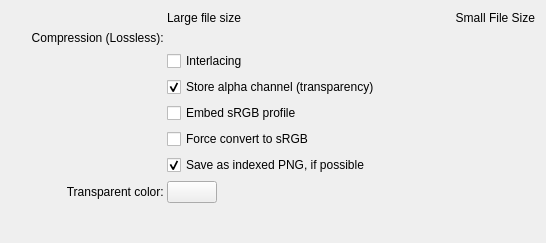
The window that plugins/impex/png/kis_wdg_options_png.ui (KDE/krita) describes before a commit, drawn with Qt 5.
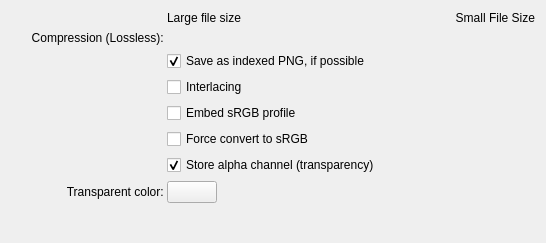
The same window after the commit. Custom widgets are drawn as their Qt base class.

Commit message:
PNG Export: Don't leave the alpha channel checkbox checked if it's disabled, and move the checkbox next to the transparency fill color widget.
Leaving it checked would force the creation of a PNG image with an alpha channel, even though the image has no transparency.

BUG:382354

```diff
--- a/plugins/impex/png/kis_wdg_options_png.ui
+++ b/plugins/impex/png/kis_wdg_options_png.ui
@@ -105,23 +105,6 @@
       </widget>
      </item>
      <item row="4" column="1">
-      <widget class="QCheckBox" name="alpha">
-       <property name="toolTip">
-        <string>Disable to get smaller files if your image has no transparency</string>
-       </property>
-       <property name="whatsThis">
-        <string>&lt;p&gt;The Portable Network Graphics (PNG) file format allows transparency in your image to be stored by saving an alpha channel.
-You can uncheck the box if you are not using transparency and you want to make the resulting file smaller .&lt;br&gt;Always saving the alpha channel is recommended.&lt;/p&gt;</string>
-       </property>
-       <property name="text">
-        <string>Store alpha channel (transparency)</string>
-       </property>
-       <property name="checked">
-        <bool>true</bool>
-       </property>
-      </widget>
-     </item>
-     <item row="3" column="1">
       <widget class="QCheckBox" name="interlacing">
        <property name="toolTip">
         <string>Use interlacing when publishing on the Internet.</string>
@@ -135,7 +118,7 @@
        </property>
       </widget>
      </item>
-     <item row="7" column="1">
+     <item row="3" column="1">
       <widget class="QCheckBox" name="tryToSaveAsIndexed">
        <property name="toolTip">
         <string>Indexed PNG images are smaller. If you enabled this option, your image will be analyzed to see whether it is possible to save as an indexed PNG.</string>
@@ -148,6 +131,23 @@
        </property>
       </widget>
      </item>
+     <item row="7" column="1">
+      <widget class="QCheckBox" name="alpha">
+       <property name="toolTip">
+        <string>Disable to get smaller files if your image has no transparency</string>
+       </property>
+       <property name="whatsThis">
+        <string>&lt;p&gt;The Portable Network Graphics (PNG) file format allows transparency in your image to be stored by saving an alpha channel.
+You can uncheck the box if you are not using transparency and you want to make the resulting file smaller .&lt;br&gt;Always saving the alpha channel is recommended.&lt;/p&gt;</string>
+       </property>
+       <property name="text">
+        <string>Store alpha channel (transparency)</string>
+       </property>
+       <property name="checked">
+        <bool>true</bool>
+       </property>
+      </widget>
+     </item>
      <item row="8" column="0">
       <widget class="QLabel" name="label_4">
        <property name="text">
```
The commit also changes 1 other file.
